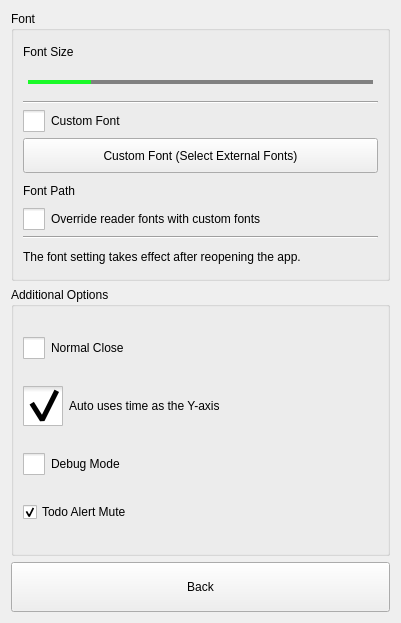
Above: src/dlgpreferences.ui from ic005k/Knot-Legacy before the change. Below: the same form after it.
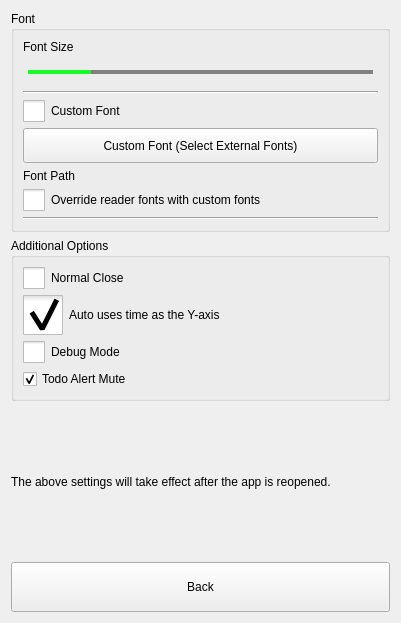
That is the form after the change. Icons and pictures are not drawn.

Commit message: Fine-tuned preferences

```diff
--- a/src/dlgpreferences.ui
+++ b/src/dlgpreferences.ui
@@ -161,16 +161,6 @@
         </property>
        </widget>
       </item>
-      <item>
-       <widget class="QLabel" name="lblTip">
-        <property name="text">
-         <string>The font setting takes effect after reopening the app.</string>
-        </property>
-        <property name="wordWrap">
-         <bool>true</bool>
-        </property>
-       </widget>
-      </item>
      </layout>
     </widget>
    </item>
@@ -247,7 +237,7 @@
      </layout>
     </widget>
    </item>
-   <item row="2" column="0">
+   <item row="3" column="0">
     <widget class="QToolButton" name="btnBack">
      <property name="sizePolicy">
       <sizepolicy hsizetype="Preferred" vsizetype="Fixed">
@@ -266,6 +256,16 @@
      </property>
     </widget>
    </item>
+   <item row="2" column="0">
+    <widget class="QLabel" name="lblTip">
+     <property name="text">
+      <string>The above settings will take effect after the app is reopened.</string>
+     </property>
+     <property name="wordWrap">
+      <bool>true</bool>
+     </property>
+    </widget>
+   </item>
   </layout>
  </widget>
  <resources/>
```
The commit also changes 2 other files.
